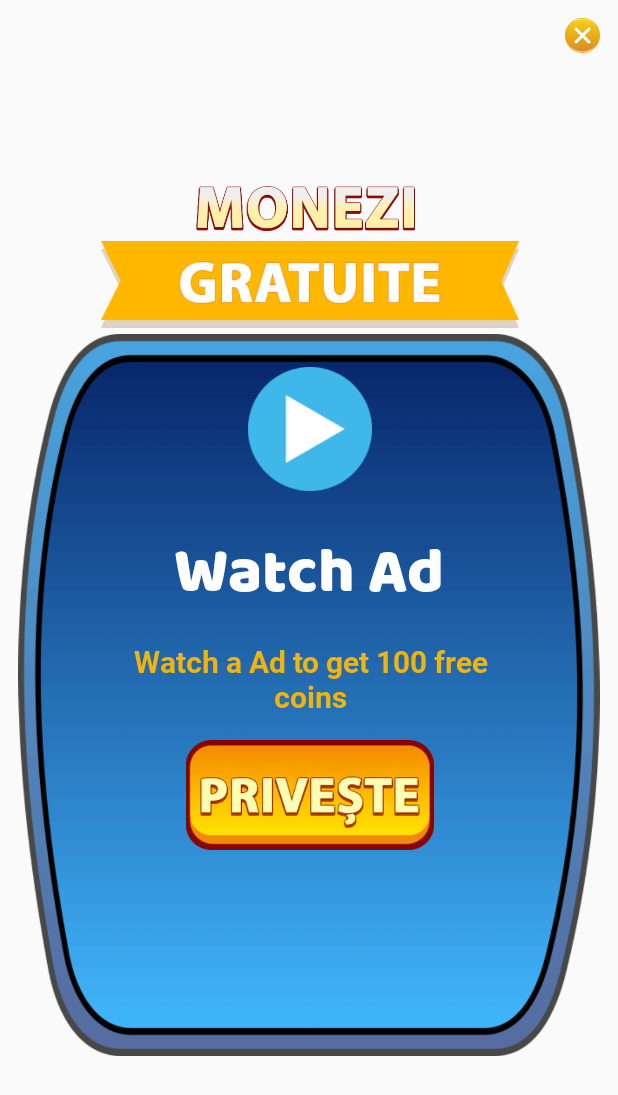
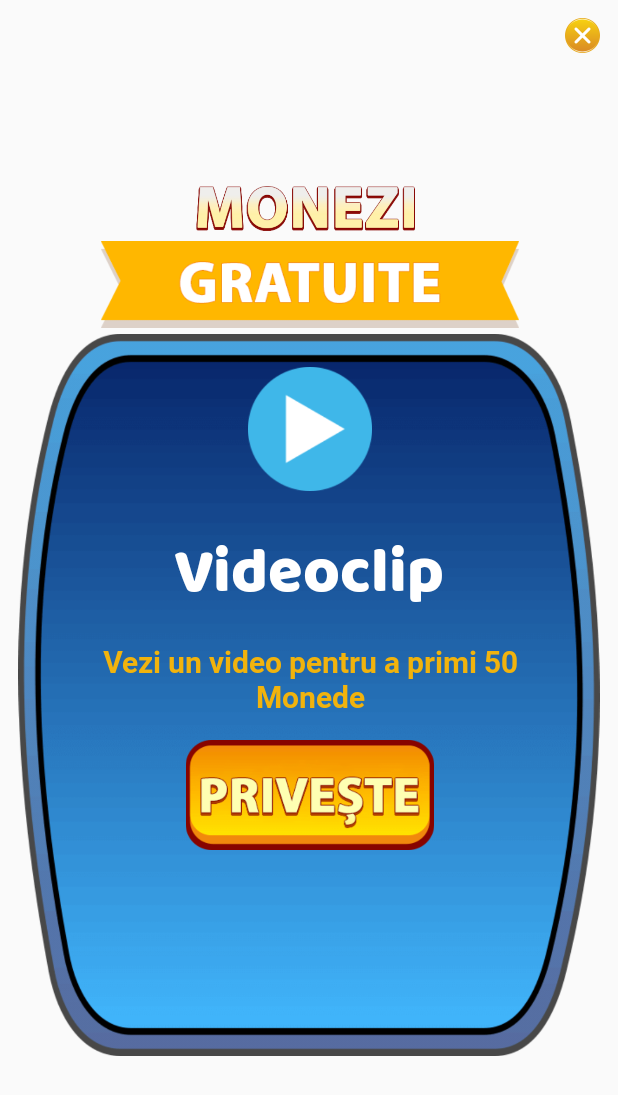
Before and after one commit to 23botnari/WordFunGit, an Android app: the layout dialog_video.xml on its own in the app's theme, with its tools: preview values and no code run, on a phone screen of 412 x 824 dp. Shown: the top 1095 px of the screen. Run offline under Robolectric (Android 15) with nearby library versions, the phone set to English and light mode, and no system bars.

Commit message:
Sound UPDATE LAST Translate UPDATE

```diff
--- a/app/src/main/res/drawable-v23/splash_layer.xml
+++ b/app/src/main/res/drawable-v23/splash_layer.xml
@@ -5,7 +5,7 @@
 
     <item android:drawable="@drawable/splash" android:gravity="fill"/>
 
-    <item android:drawable="@drawable/home_logo" android:height="150dp" android:width="150dp"
+    <item android:drawable="@drawable/home_logo" android:height="200dp" android:width="200dp"
         android:gravity="center"/>
 
 </layer-list>
--- a/app/src/main/res/layout/dialog_getpoints.xml
+++ b/app/src/main/res/layout/dialog_getpoints.xml
@@ -36,7 +36,7 @@
                     android:layout_weight="1" />
 
                 <ImageView
-                    android:layout_width="match_parent"
+                    android:layout_width="wrap_content"
                     android:layout_height="wrap_content"
                     android:layout_weight="0.7"
                     android:adjustViewBounds="true"
@@ -170,7 +170,7 @@
                                 android:layout_weight="0.5"
                                 android:fontFamily="@font/roboto_bold"
                                 android:gravity="center"
-                                android:text="Watch a Video to get 100 free coins"
+                                android:text="Vezi un video pentru a primi 50 Monede"
                                 android:textColor="@color/txt_orange"
                                 android:textSize="20dp" />
 
--- a/app/src/main/res/layout/dialog_video.xml
+++ b/app/src/main/res/layout/dialog_video.xml
@@ -146,11 +146,11 @@
                             android:layout_width="match_parent"
                             android:layout_height="wrap_content"
                             android:layout_weight="0.5"
-                            android:textSize="42sp"
+                            android:fontFamily="@font/baloo_chettan"
+                            android:gravity="center"
+                            android:text="Videoclip"
                             android:textColor="@color/white"
-                            android:gravity="center"
-                            android:fontFamily="@font/baloo_chettan"
-                            android:text="Watch Ad"/>
+                            android:textSize="42sp" />
 
                         <View
                             android:layout_width="match_parent"
@@ -184,7 +184,7 @@
                                 android:layout_weight="0.5"
                                 android:fontFamily="@font/roboto_bold"
                                 android:gravity="center"
-                                android:text="Watch a Ad to get 100 free coins"
+                                android:text="Vezi un video pentru a primi 50 Monede"
                                 android:textColor="@color/txt_orange"
                                 android:textSize="20dp" />
 
--- a/app/src/main/res/layout/dialog_win.xml
+++ b/app/src/main/res/layout/dialog_win.xml
@@ -37,8 +37,8 @@
                     android:layout_weight="1" />
 
                 <ImageView
-                    android:layout_width="match_parent"
-                    android:layout_height="wrap_content"
+                    android:layout_width="500dp"
+                    android:layout_height="70dp"
                     android:layout_weight="0.7"
                     android:adjustViewBounds="true"
                     android:src="@drawable/lbl_level" />
@@ -127,7 +127,7 @@
                             android:layout_marginBottom="10dp"
                             android:fontFamily="@font/roboto_bold"
                             android:gravity="center"
-                            android:text="Chapter"
+                            android:text="NIVEL"
                             android:textAllCaps="true"
                             android:textColor="@color/txt_orange"
                             android:textSize="18dp" />
```
Also changed, not shown: app/src/main/java/com/games/wordfun/GameActivity.java (+8 -8 lines), app/src/main/res/drawable/btn_rate.png, app/src/main/res/drawable/home_play.png.
